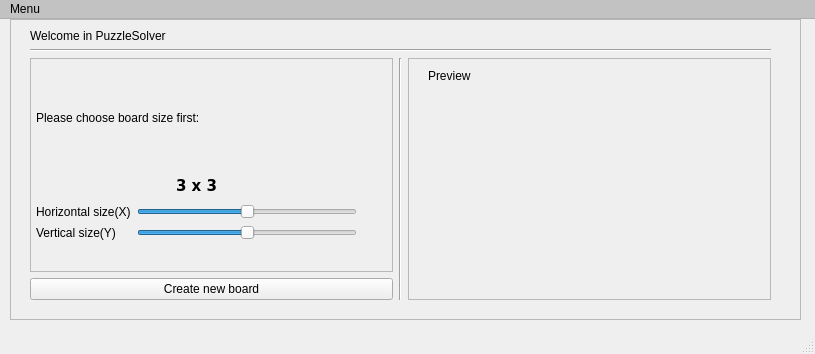
Before: the Qt Designer form gui/puzzlesolverstartscreen.ui in mkrakiewicz/PuzzleSolver, drawn with Qt 5.
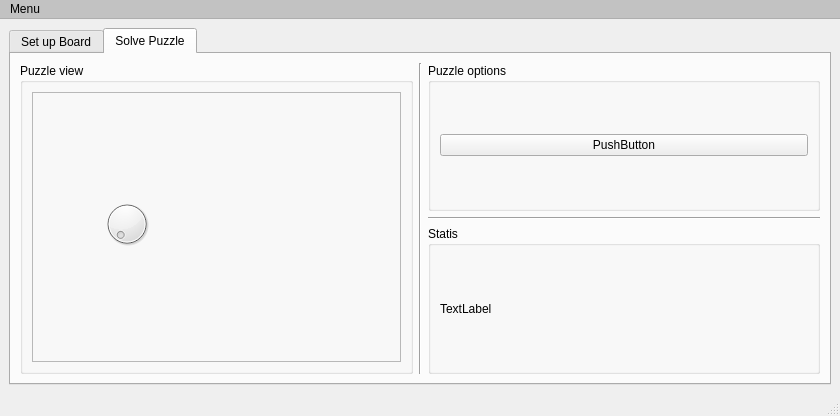
After: the same form once the commit is applied.

```diff
--- a/gui/puzzlesolverstartscreen.ui
+++ b/gui/puzzlesolverstartscreen.ui
@@ -6,8 +6,8 @@
    <rect>
     <x>0</x>
     <y>0</y>
-    <width>815</width>
-    <height>354</height>
+    <width>840</width>
+    <height>416</height>
    </rect>
   </property>
   <property name="sizePolicy">
@@ -20,15 +20,25 @@
    <string>MainWindow</string>
   </property>
   <widget class="QWidget" name="centralwidget">
+   <layout class="QGridLayout" name="gridLayout">
+    <item row="1" column="0">
+     <widget class="QTabWidget" name="startTab">
+      <property name="enabled">
+       <bool>true</bool>
+      </property>
+      <property name="currentIndex">
+       <number>1</number>
+      </property>
+      <property name="movable">
+       <bool>false</bool>
+      </property>
+      <widget class="QWidget" name="setupBoardTab">
+       <attribute name="title">
+        <string>Set up Board</string>
+       </attribute>
+       <layout class="QGridLayout" name="gridLayout_3">
+        <item row="0" column="0">
    <widget class="QFrame" name="frame_3">
-    <property name="geometry">
-     <rect>
-      <x>10</x>
-      <y>0</y>
-      <width>791</width>
-      <height>301</height>
-     </rect>
-    </property>
     <property name="frameShape">
      <enum>QFrame::StyledPanel</enum>
     </property>
@@ -40,8 +50,8 @@
       <rect>
        <x>20</x>
        <y>10</y>
-       <width>741</width>
-       <height>271</height>
+             <width>761</width>
+             <height>281</height>
       </rect>
      </property>
      <layout class="QVBoxLayout" name="verticalLayout_4">
@@ -77,7 +87,7 @@
             <property name="frameShadow">
              <enum>QFrame::Raised</enum>
             </property>
-            <widget class="QWidget" name="layoutWidget">
+                  <widget class="QWidget" name="layoutWidget_2">
              <property name="geometry">
               <rect>
                <x>6</x>
@@ -119,7 +129,7 @@
                </widget>
               </item>
               <item>
-               <layout class="QGridLayout" name="gridLayout">
+                     <layout class="QGridLayout" name="gridLayout_2">
                 <item row="0" column="0">
                  <widget class="QLabel" name="label_3">
                   <property name="text">
@@ -202,19 +212,15 @@
           <property name="frameShadow">
            <enum>QFrame::Raised</enum>
           </property>
-          <widget class="QLabel" name="label_5">
-           <property name="geometry">
-            <rect>
-             <x>20</x>
-             <y>10</y>
-             <width>57</width>
-             <height>15</height>
-            </rect>
-           </property>
-           <property name="text">
+                <layout class="QFormLayout" name="formLayout">
+                 <item row="0" column="0" colspan="2">
+                  <widget class="QGroupBox" name="groupBox_2">
+                   <property name="title">
             <string>Preview</string>
            </property>
           </widget>
+                 </item>
+                </layout>
          </widget>
         </item>
        </layout>
@@ -222,13 +228,109 @@
      </layout>
     </widget>
    </widget>
+        </item>
+       </layout>
+      </widget>
+      <widget class="QWidget" name="solveBoard">
+       <attribute name="title">
+        <string>Solve Puzzle</string>
+       </attribute>
+       <layout class="QGridLayout" name="gridLayout_7">
+        <item row="0" column="0">
+         <layout class="QHBoxLayout" name="horizontalLayout_2">
+          <item>
+           <widget class="QGroupBox" name="groupBox">
+            <property name="title">
+             <string>Puzzle view</string>
+            </property>
+            <layout class="QGridLayout" name="gridLayout_4">
+             <item row="0" column="0">
+              <widget class="QFrame" name="frame_4">
+               <property name="frameShape">
+                <enum>QFrame::StyledPanel</enum>
+               </property>
+               <property name="frameShadow">
+                <enum>QFrame::Raised</enum>
+               </property>
+               <widget class="QDial" name="dial">
+                <property name="geometry">
+                 <rect>
+                  <x>70</x>
+                  <y>100</y>
+                  <width>50</width>
+                  <height>64</height>
+                 </rect>
+                </property>
+               </widget>
+              </widget>
+             </item>
+            </layout>
+           </widget>
+          </item>
+          <item>
+           <widget class="Line" name="line_3">
+            <property name="orientation">
+             <enum>Qt::Vertical</enum>
+            </property>
+           </widget>
+          </item>
+          <item>
+           <layout class="QVBoxLayout" name="verticalLayout_2">
+            <item>
+             <widget class="QGroupBox" name="groupBox_3">
+              <property name="title">
+               <string>Puzzle options</string>
+              </property>
+              <layout class="QGridLayout" name="gridLayout_5">
+               <item row="0" column="0">
+                <widget class="QPushButton" name="pushButton">
+                 <property name="text">
+                  <string>PushButton</string>
+                 </property>
+                </widget>
+               </item>
+              </layout>
+             </widget>
+            </item>
+            <item>
+             <widget class="Line" name="line_4">
+              <property name="orientation">
+               <enum>Qt::Horizontal</enum>
+              </property>
+             </widget>
+            </item>
+            <item>
+             <widget class="QGroupBox" name="groupBox_4">
+              <property name="title">
+               <string>Statis</string>
+              </property>
+              <layout class="QGridLayout" name="gridLayout_6">
+               <item row="0" column="0">
+                <widget class="QLabel" name="label_5">
+                 <property name="text">
+                  <string>TextLabel</string>
+                 </property>
+                </widget>
+               </item>
+              </layout>
+             </widget>
+            </item>
+           </layout>
+          </item>
+         </layout>
+        </item>
+       </layout>
+      </widget>
+     </widget>
+    </item>
+   </layout>
   </widget>
   <widget class="QMenuBar" name="menubar">
    <property name="geometry">
     <rect>
      <x>0</x>
      <y>0</y>
-     <width>815</width>
+     <width>840</width>
      <height>25</height>
     </rect>
    </property>
```
Lines whose indentation alone changed are shown as unchanged.
